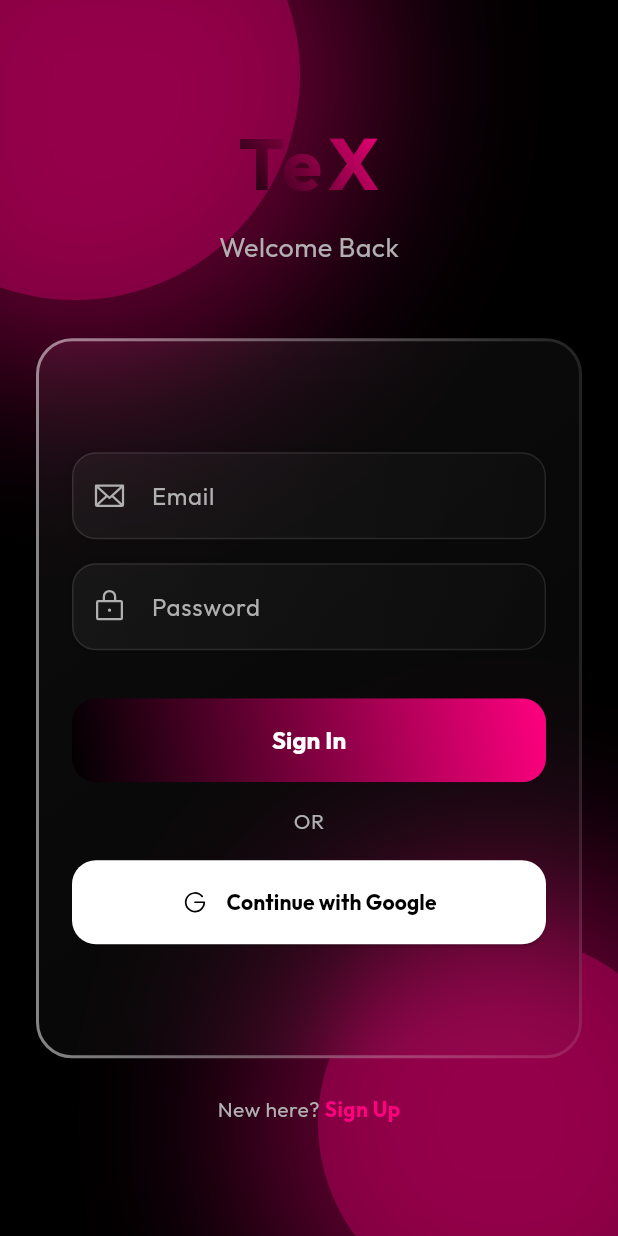
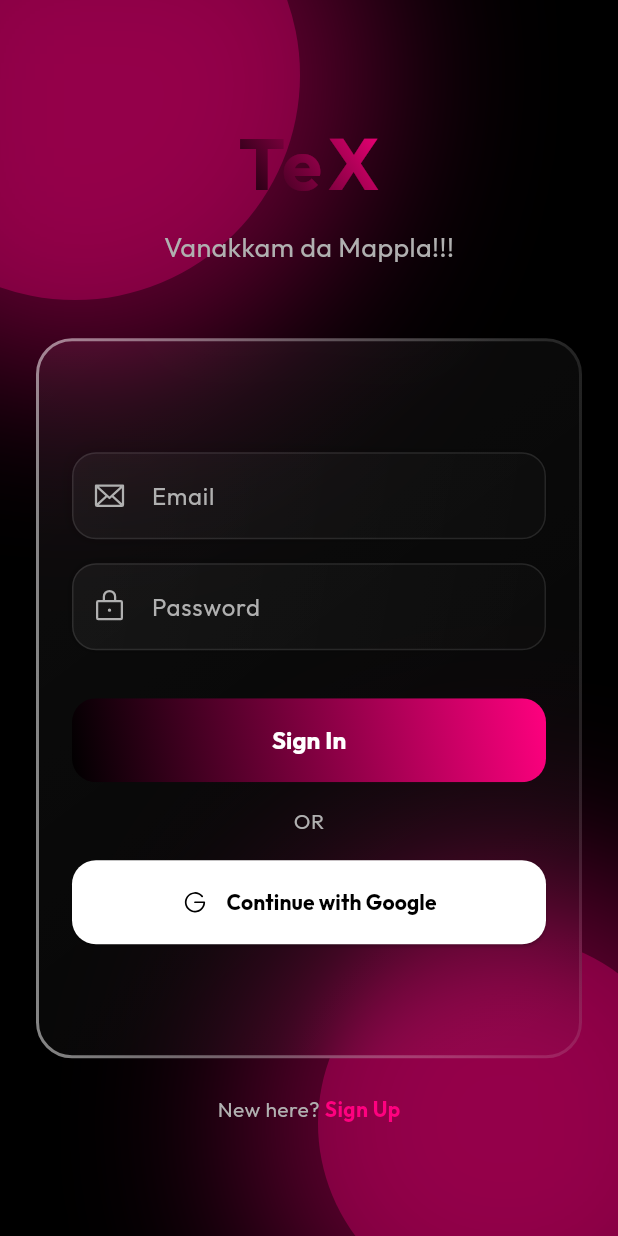
Before and after one commit to techieRahul17/TeX, a Flutter app: the screen it shows after launch, on a phone screen of 412 x 824 dp. Run offline on Flutter 3.47's test engine with Material 3 defaults, Android fonts, the phone set to English and light mode, and no system bars; drawn by our look-alikes of glassmorphism; our stand-ins replace cloud_firestore, firebase_auth, firebase_core, flutter_animate, google_fonts, google_sign_in and 1 more; accounts and stored records are empty; generated files the repository leaves out were written again.

```diff
--- a/lib/screens/auth_screen.dart
+++ b/lib/screens/auth_screen.dart
@@ -164,7 +164,7 @@ class _AuthScreenState extends State<AuthScreen> {
                       ),
                       const SizedBox(height: 8),
                       Text(
-                        isLogin ? "Welcome Back" : "Create Account",
+                        isLogin ? "Vanakkam da Mappla!!!" : "Create Account",
                         style: const TextStyle(
                           color: StellarTheme.textSecondary,
                           fontSize: 18,
```
